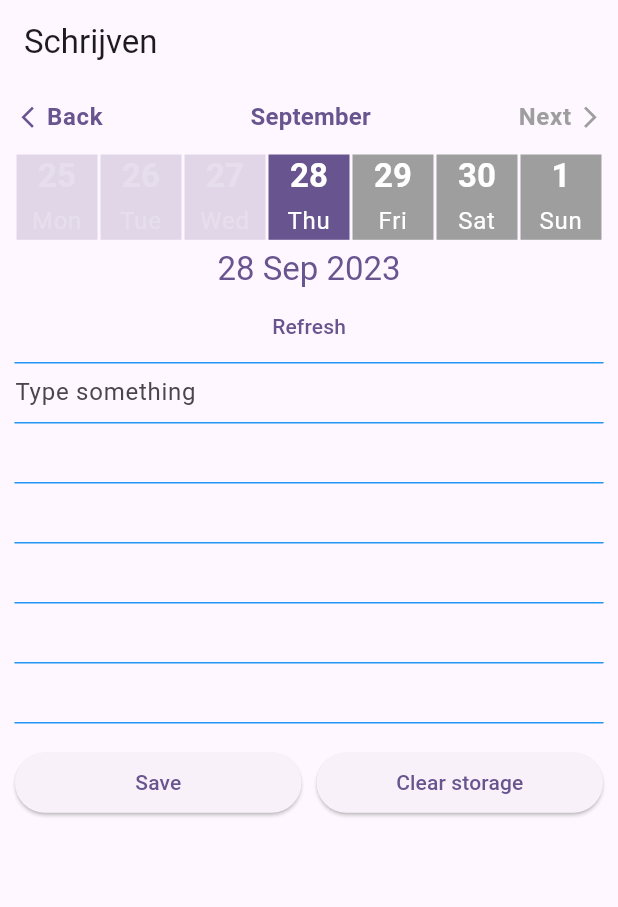
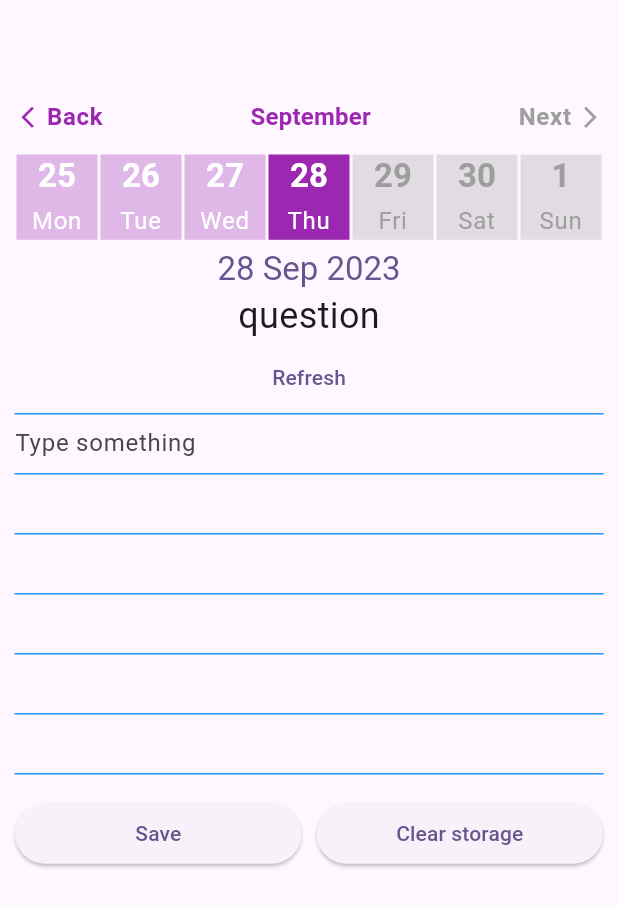
Before and after one commit to sanchitgulati/my-dutch-dairy, a Flutter app: the screen it shows after launch, after a tap on "Authenticate with Biometrics", after a tap on "Save", on a phone screen of 412 x 824 dp. Shown: the top 907 px of the screen. Run offline on Flutter 3.47's test engine with Material 2 defaults, Android fonts, the phone set to English and light mode, and no system bars; drawn by our look-alikes of carousel_slider; our stand-ins replace local_auth, localstorage, logger.

Commit message:
Made progress in refactoring code

```diff
--- /dev/null
+++ b/lib/calendar.dart
@@ -0,0 +1,83 @@
+import 'package:diary_app/data_store.dart';
+import 'package:diary_app/selected_date.dart';
+import 'package:flutter/material.dart';
+import 'horizontal_week_calendar.dart';
+import 'dd_text_field.dart';
+import 'question.dart';
+import 'package:provider/provider.dart';
+
+class Calendar extends StatelessWidget {
+  const Calendar({Key? key}) : super(key: key);
+
+  @override
+  Widget build(BuildContext context) {
+    Widget textSection =
+        Question(q: context.watch<DataStore>().selectedQuestion);
+
+    Widget dd = DdTextField(
+      text: context.watch<DataStore>().textFieldValue,
+      onChanged: context.read<DataStore>().updateTextField,
+    );
+
+    Widget listView = ListView(children: [
+      const SelectedDateWidget(),
+      textSection,
+      TextButton(
+        onPressed: context.read<DataStore>().onRefresh,
+        child: const Text('Refresh'),
+      ),
+      dd,
+      Row(
+        children: [
+          Expanded(
+            child: ElevatedButton(
+              onPressed: () {
+                context.read<DataStore>().addItem();
+              },
+              child: const Text('Save'),
+            ),
+          ),
+          const SizedBox(width: 10),
+          Expanded(
+            child: ElevatedButton(
+              onPressed: () {
+                context.read<DataStore>().clearStorage();
+              },
+              child: const Text('Clear storage'),
+            ),
+          ),
+        ],
+      )
+    ]);
+
+    return Scaffold(
+      appBar: AppBar(
+        automaticallyImplyLeading: false, // This line removes the back button;
+      ),
+      body: SafeArea(
+        child: Padding(
+          padding: const EdgeInsets.all(10),
+          child: Column(
+            children: [
+              HorizontalWeekCalendar(
+                  weekStartFrom: WeekStartFrom.monday,
+                  activeBackgroundColor: Colors.purple,
+                  activeTextColor: Colors.white,
+                  inactiveBackgroundColor: Colors.purple.withOpacity(.3),
+                  inactiveTextColor: Colors.white,
+                  disabledTextColor: Colors.grey,
+                  disabledBackgroundColor: Colors.grey.withOpacity(.3),
+                  activeNavigatorColor: Colors.purple,
+                  inactiveNavigatorColor: Colors.grey,
+                  monthColor: Colors.purple,
+                  onDateChange: context.read<DataStore>().onDateChange),
+              Expanded(
+                child: listView,
+              )
+            ],
+          ),
+        ),
+      ),
+    );
+  }
+}
--- a/lib/calender.dart
+++ /dev/null
@@ -1,185 +0,0 @@
-import 'package:flutter/material.dart';
-import 'horizontal_week_calendar.dart';
-import 'package:intl/intl.dart';
-import 'dd_text_field.dart';
-import 'question.dart';
-import 'package:localstorage/localstorage.dart';
-import 'dart:math';
-
-class Calender extends StatefulWidget {
-  const Calender({super.key});
-
-  @override
-  State<Calender> createState() => _HorizontalWeekCalendarPackageState();
-}
-
-class JournalEntry {
-  int questionId;
-  String text;
-
-  JournalEntry({required this.questionId, required this.text});
-
-  toJSONEncodable() {
-    Map<String, dynamic> m = Map();
-
-    m['text'] = text;
-    m['question'] = questionId;
-
-    return m;
-  }
-}
-
-class _HorizontalWeekCalendarPackageState extends State<Calender> {
-  var selectedDate = DateTime.now();
-
-  String _textFieldValue = '';
-  int qId = -1;
-  Random random = Random();
-
-  void _updateTextField(String newValue) {
-    setState(() {
-      _textFieldValue = newValue; // Update the text value in the parent's state
-    });
-  }
-
-  final LocalStorage storage = new LocalStorage('some_key');
-
-  JournalEntry item = JournalEntry(questionId: 1, text: '');
-
-  _addItem() {
-    item.text = _textFieldValue;
-    _saveToStorage();
-  }
-
-  _saveToStorage() {
-    storage.setItem(
-        DateFormat('dd_MMM_yyyy').format(selectedDate), item.toJSONEncodable());
-    print("_saveToStorage " + item.toJSONEncodable().toString());
-  }
-
-  _getState() {
-    setState(() {
-      var temp =
-          storage.getItem(DateFormat('dd_MMM_yyyy').format(selectedDate));
-      if (temp != null) print("_getState " + temp['text']);
-      print(selectedDate);
-      if (temp != null) {
-        print("_getState " + temp.toString());
-        _textFieldValue = temp['text'];
-        qId = temp['question'];
-      } else {
-        var newQnAIndex = random.nextInt(19);
-        _textFieldValue = '';
-        qId = newQnAIndex;
-      }
-      print(" in set State " + _textFieldValue);
-    });
-  }
-
-  _clearStorage() async {
-    await storage.clear();
-  }
-
-  void _onQuestionChange(int id) {
-    print("_onQuestionChange " + id.toString());
-    setState(() {
-      item.questionId = id;
-      _saveToStorage();
-    });
-  }
-
-  @override
-  Widget build(BuildContext context) {
-    var theme = Theme.of(context);
-
-    Widget selectedDateWidget = Column(
-      mainAxisAlignment: MainAxisAlignment.center,
-      crossAxisAlignment: CrossAxisAlignment.center,
-      children: [
-        const SizedBox(height: 5),
-        Text(
-          DateFormat('dd MMM yyyy').format(selectedDate),
-          textAlign: TextAlign.center,
-          style: theme.textTheme.titleLarge!.copyWith(
-            color: theme.primaryColor,
-          ),
-        ),
-      ],
-    );
-
-    Widget textSection =
-        Question(questionId: qId, onChanged: _onQuestionChange);
-
-    void onDateChange(DateTime date) {
-      setState(() {
-        selectedDate = date;
-      });
-      _getState();
-    }
-
-    Widget dd = DdTextField(
-      text: _textFieldValue,
-      onChanged: _updateTextField,
-    );
-
-    Widget listView = ListView(children: [
-      selectedDateWidget,
-      textSection,
-      dd,
-      Row(
-        children: [
-          Expanded(
-            child: ElevatedButton(
-              onPressed: () {
-                _addItem();
-              },
-              child: const Text('Save'),
-            ),
-          ),
-          const SizedBox(width: 10),
-          Expanded(
-            child: ElevatedButton(
-              onPressed: () {
-                _clearStorage();
-              },
-              child: const Text('Clear storage'),
-            ),
-          ),
-        ],
-      )
-    ]);
-
-    return Scaffold(
-      appBar: AppBar(
-        automaticallyImplyLeading: false, // This line removes the back button
-        title: const Text(
-          "Schrijven",
-        ),
-      ),
-      body: SafeArea(
-        child: Padding(
-          padding: const EdgeInsets.all(10),
-          child: Column(
-            children: [
-              HorizontalWeekCalendar(
-                  // weekStartFrom: WeekStartFrom.monday,
-                  // activeBackgroundColor: Colors.purple,
-                  // activeTextColor: Colors.white,
-                  // inactiveBackgroundColor: Colors.purple.withOpacity(.3),
-                  // inactiveTextColor: Colors.white,
-                  // disabledTextColor: Colors.grey,
-                  // disabledBackgroundColor: Colors.grey.withOpacity(.3),
-                  // activeNavigatorColor: Colors.purple,
-                  // inactiveNavigatorColor: Colors.grey,
-                  // monthColor: Colors.purple,
-                  onDateChange: onDateChange),
-              Expanded(
-                child: listView,
-              )
-            ],
-          ),
-        ),
-      ),
-    );
-  }
-}
--- /dev/null
+++ b/lib/data_store.dart
@@ -0,0 +1,142 @@
+import 'package:diary_app/question_entity.dart';
+import 'package:flutter/material.dart';
+import 'package:intl/intl.dart';
+import 'package:localstorage/localstorage.dart';
+import 'dart:math';
+import 'package:provider/provider.dart';
+import 'journal_entry.dart';
+import 'dart:convert';
+import 'package:flutter/services.dart' show rootBundle;
+import 'dart:math';
+
+class DataStore extends ChangeNotifier {
+  var selectedDate = DateTime.now();
+  String textFieldValue = '';
+  int qId = -1;
+  Random random = Random();
+  List<QnA> qnaList = [];
+  QnA selectedQuestion = QnA(question: "question", words: []);
+
+  final LocalStorage storage = LocalStorage('some_key');
+  JournalEntry item = JournalEntry(questionId: 1, text: '');
+
+  DataStore() {
+    init();
+  }
+
+  Future<void> init() async {
+    try {
+      final String data = await rootBundle.loadString('assets/questions.tsv');
+      final List<String> lines = LineSplitter.split(data).toList();
+
+      for (int i = 1; i < lines.length; i++) {
+        final List<String> values = lines[i].split('\t');
+        if (values.length >= 3) {
+          qnaList.add(
+              QnA(question: values[1], words: parseKeyValuePairs(values[2])));
+        }
+      }
+    } catch (e) {
+      print('Error loading Q&A data: $e');
+    }
+  }
+
+  void updateTextField(String newValue) {
+    textFieldValue = newValue;
+    _saveToStorage();
+    notifyListeners();
+  }
+
+  void addItem() {
+    item.text = textFieldValue;
+    _saveToStorage();
+    notifyListeners();
+  }
+
+  void onRefresh() {
+    _pickRandomQnA();
+  }
+
+  void _pickRandomQnA() {
+    if (qnaList.isNotEmpty) {
+      final newQnAIndex = random.nextInt(qnaList.length);
+      var question = qnaList[newQnAIndex].question;
+      var words = qnaList[newQnAIndex].words;
+      selectedQuestion = QnA(question: question, words: words);
+      notifyListeners();
+    }
+  }
+
+  void _pickQ(int id) {
+    if (qnaList.isNotEmpty) {
+      final newQnAIndex = id;
+      var question = qnaList[newQnAIndex].question;
+      var words = qnaList[newQnAIndex].words;
+      selectedQuestion = QnA(question: question, words: words);
+      notifyListeners();
+    }
+  }
+
+  List<MapEntry<String, String>> parseKeyValuePairs(String input) {
+    // Split the input string by "-" to separate the key-value pairs
+    List<String> pairs = input.split('-');
+
+    // Remove leading and trailing spaces from each pair and filter out empty strings
+    pairs = pairs
+        .map((pair) => pair.trim())
+        .where((pair) => pair.isNotEmpty)
+        .toList();
+
+    // Initialize an empty list to store key-value pairs
+    List<MapEntry<String, String>> keyValuePairs = [];
+
+    // Iterate through the pairs and split them into keys and values
+    for (var pair in pairs) {
+      List<String> parts = pair.split('(');
+
+      if (parts.length == 2) {
+        String key = parts[0].trim();
+        String value = parts[1].replaceAll(')', '').trim();
+
+        // Create a MapEntry and add it to the list
+        keyValuePairs.add(MapEntry(key, value));
+      }
+    }
+
+    return keyValuePairs;
+  }
+
+  void _saveToStorage() {
+    storage.setItem(
+        DateFormat('dd_MMM_yyyy').format(selectedDate), item.toJSONEncodable());
+  }
+
+  void getState() {
+    var temp = storage.getItem(DateFormat('dd_MMM_yyyy').format(selectedDate));
+    if (temp != null) {
+      textFieldValue = temp['text'];
+      qId = temp['question'];
+    } else {
+      var newQnAIndex = random.nextInt(19);
+      textFieldValue = '';
+      qId = newQnAIndex;
+    }
+    notifyListeners();
+  }
+
+  void clearStorage() async {
+    await storage.clear();
+    notifyListeners();
+  }
+
+  void onQuestionChange(int id) {
+    item.questionId = id;
+    _saveToStorage();
+    notifyListeners();
+  }
+
+  void onDateChange(DateTime date) {
+    selectedDate = date;
+    getState();
+  }
+}
--- /dev/null
+++ b/lib/journal_entry.dart
@@ -0,0 +1,15 @@
+class JournalEntry {
+  int questionId;
+  String text;
+
+  JournalEntry({required this.questionId, required this.text});
+
+  toJSONEncodable() {
+    Map<String, dynamic> m = Map();
+
+    m['text'] = text;
+    m['question'] = questionId;
+
+    return m;
+  }
+}
--- a/lib/loading_screen.dart
+++ b/lib/loading_screen.dart
@@ -41,14 +41,15 @@ class _LoadingScreenState extends State<LoadingScreen> {
     } catch (e) {
       // Handle errors
       proceed();
-      ScaffoldMessenger.of(context).showSnackBar(const SnackBar(
-        content: Text("Handle errors"),
+      var err = e.toString();
+      ScaffoldMessenger.of(context).showSnackBar(SnackBar(
+        content: Text(err),
       ));
     }
   }
 
   void proceed() {
-    Navigator.of(context).pushReplacementNamed('/calender');
+    Navigator.of(context).pushReplacementNamed('/calendar');
   }
 
   Future<bool> checkBiometrics() async {
--- a/lib/main.dart
+++ b/lib/main.dart
@@ -1,10 +1,22 @@
-import 'calender.dart';
+import 'package:diary_app/data_store.dart';
+import 'calendar.dart';
 import 'tuts_page.dart';
 import 'package:flutter/material.dart';
 import 'loading_screen.dart'; // Import the loading screen
 
-Future<void> main() async {
-  runApp(const MyApp());
+import 'package:provider/provider.dart';
+
+void main() {
+  runApp(
+    /// Providers are above [MyApp] instead of inside it, so that tests
+    /// can use [MyApp] while mocking the providers
+    MultiProvider(
+      providers: [
+        ChangeNotifierProvider(create: (_) => DataStore()),
+      ],
+      child: const MyApp(),
+    ),
+  );
 }
 
 class MyApp extends StatelessWidget {
@@ -20,10 +32,11 @@ class MyApp extends StatelessWidget {
         colorScheme: ColorScheme.fromSeed(seedColor: Colors.deepPurple),
         useMaterial3: true,
       ),
+
       routes: {
         '/': (context) => const LoadingScreen(), // Route to the loading screen
         '/next': (context) => const TutsPage(), // Route to the next screen
-        '/calender': (context) => const Calender(), // Route to the next screen
+        '/calendar': (context) => const Calendar(), // Route to the next screen
       },
     );
   }
--- a/lib/question.dart
+++ b/lib/question.dart
@@ -1,20 +1,10 @@
-import 'dart:convert';
 import 'package:flutter/material.dart';
-import 'package:flutter/services.dart' show rootBundle;
-import 'dart:math';
 import 'pills.dart';
-
-class QnA {
-  final String question;
-  final List<MapEntry<String, String>> keyValuePairs;
-  QnA({required this.question, required this.keyValuePairs});
-}
+import 'question_entity.dart';
 
 class Question extends StatefulWidget {
-  const Question(
-      {super.key, required this.questionId, required this.onChanged});
-  final int questionId;
-  final ValueChanged<int> onChanged;
+  const Question({super.key, required this.q});
+  final QnA q;
 
   @override
   // ignore: library_private_types_in_public_api
@@ -22,122 +12,25 @@ class Question extends StatefulWidget {
 }
 
 class _QuestionState extends State<Question> {
-  late List<QnA> qnaList;
-  Random random = Random();
-  int currentQnAIndex = -1;
-
-  @override
-  void initState() {
-    super.initState();
-    _loadQnAList();
-  }
-
-  List<MapEntry<String, String>> parseKeyValuePairs(String input) {
-    // Split the input string by "-" to separate the key-value pairs
-    List<String> pairs = input.split('-');
-
-    // Remove leading and trailing spaces from each pair and filter out empty strings
-    pairs = pairs
-        .map((pair) => pair.trim())
-        .where((pair) => pair.isNotEmpty)
-        .toList();
-
-    // Initialize an empty list to store key-value pairs
-    List<MapEntry<String, String>> keyValuePairs = [];
-
-    // Iterate through the pairs and split them into keys and values
-    for (var pair in pairs) {
-      List<String> parts = pair.split('(');
-
-      if (parts.length == 2) {
-        String key = parts[0].trim();
-        String value = parts[1].replaceAll(')', '').trim();
-
-        // Create a MapEntry and add it to the list
-        keyValuePairs.add(MapEntry(key, value));
-      }
-    }
-
-    return keyValuePairs;
-  }
-
-  Future<void> _loadQnAList() async {
-    try {
-      final String data = await rootBundle.loadString('assets/questions.tsv');
-      final List<String> lines = LineSplitter.split(data).toList();
-      final List<QnA> qnas = [];
-
-      for (int i = 1; i < lines.length; i++) {
-        final List<String> values = lines[i].split('\t');
-        if (values.length >= 3) {
-          qnas.add(QnA(
-              question: values[1],
-              keyValuePairs: parseKeyValuePairs(values[2])));
-        }
-      }
-
-      setState(() {
-        qnaList = qnas;
-        _pickQ(widget.questionId);
-        // _pickRandomQnA();
-      });
-    } catch (e) {
-      print('Error loading Q&A data: $e');
-    }
-  }
-
-  void _pickRandomQnA() {
-    if (qnaList.isNotEmpty) {
-      final newQnAIndex = random.nextInt(qnaList.length);
-      setState(() {
-        currentQnAIndex = newQnAIndex;
-        final keyValuePairs = qnaList[currentQnAIndex].keyValuePairs;
-        pillWidgets = keyValuePairs.map((entry) {
-          return PillWidget(label: entry.key, label2: entry.value);
-        }).toList();
-
-        widget.onChanged(newQnAIndex);
-      });
-    }
-  }
-
-  void _pickQ(int id) {
-    if (id == -1) {
-      _pickRandomQnA();
-      return;
-    }
-    if (qnaList.isNotEmpty) {
-      setState(() {
-        final keyValuePairs = qnaList[id].keyValuePairs;
-        pillWidgets = keyValuePairs.map((entry) {
-          return PillWidget(label: entry.key, label2: entry.value);
-        }).toList();
-      });
-    }
-  }
-
-  List<PillWidget> pillWidgets = [];
-
   @override
   Widget build(BuildContext context) {
-    currentQnAIndex = widget.questionId;
-    print("currentQnAIndex " + widget.questionId.toString());
+    List<PillWidget> pillWidgets = [];
+    for (var i = 0; i < widget.q.words.length; i++) {
+      pillWidgets.add(PillWidget(
+        label: widget.q.words[i].key,
+        label2: widget.q.words[i].value,
+      ));
+    }
     return Column(
       mainAxisAlignment: MainAxisAlignment.center,
       children: <Widget>[
-        if (currentQnAIndex != -1)
-          Text(
-            qnaList[currentQnAIndex].question,
-            style: const TextStyle(fontSize: 24),
-          ),
-        if (currentQnAIndex != -1)
-          Row(
-            children: pillWidgets,
-          ),
-        TextButton(
-          onPressed: _pickRandomQnA,
-          child: const Text('Refresh'),
+        Text(
+          widget.q.question,
+          style: const TextStyle(fontSize: 24),
         ),
+        Row(
+          children: pillWidgets,
+        )
       ],
     );
   }
--- /dev/null
+++ b/lib/question_entity.dart
@@ -0,0 +1,5 @@
+class QnA {
+  final String question;
+  final List<MapEntry<String, String>> words;
+  QnA({required this.question, required this.words});
+}
--- /dev/null
+++ b/lib/selected_date.dart
@@ -0,0 +1,28 @@
+import 'package:flutter/material.dart';
+import 'package:intl/intl.dart';
+import 'data_store.dart';
+import 'package:provider/provider.dart';
+
+class SelectedDateWidget extends StatelessWidget {
+  const SelectedDateWidget({Key? key}) : super(key: key);
+  @override
+  Widget build(BuildContext context) {
+    final ThemeData theme = Theme.of(context);
+
+    return Column(
+      mainAxisAlignment: MainAxisAlignment.center,
+      crossAxisAlignment: CrossAxisAlignment.center,
+      children: [
+        const SizedBox(height: 5),
+        Text(
+          DateFormat('dd MMM yyyy')
+              .format(context.read<DataStore>().selectedDate),
+          textAlign: TextAlign.center,
+          style: theme.textTheme.titleLarge!.copyWith(
+            color: theme.primaryColor,
+          ),
+        ),
+      ],
+    );
+  }
+}
--- a/pubspec.yaml
+++ b/pubspec.yaml
@@ -42,6 +42,7 @@ dependencies:
   carousel_slider: ^4.2.1
   local_auth: ^2.1.7
   localstorage: ^4.0.1+4
+  provider: ^6.0.5
 
 dev_dependencies:
   flutter_test:
```
Also changed, not shown: pubspec.lock.
